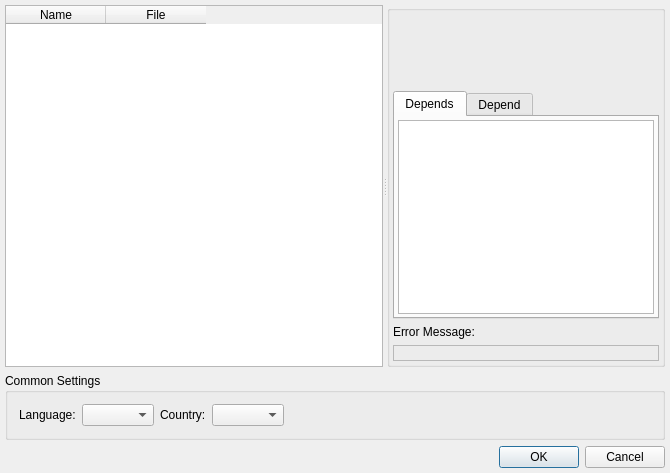
Qt form src/loader/setuppluginsdialog.ui (vacuum-im/vacuum-im) before a commit.
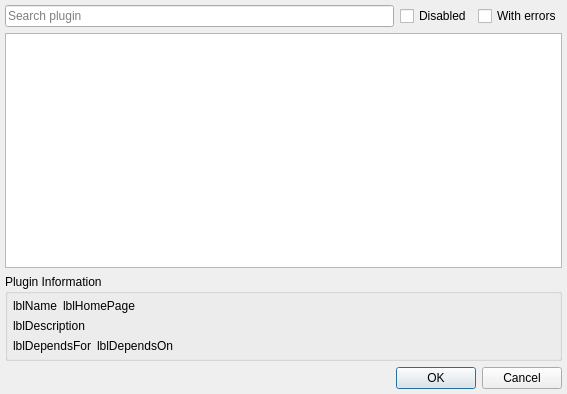
The same form after that commit. Custom widgets are drawn as their Qt base class.

Patch:
```diff
--- a/src/loader/setuppluginsdialog.ui
+++ b/src/loader/setuppluginsdialog.ui
@@ -6,38 +6,46 @@
    <rect>
     <x>0</x>
     <y>0</y>
-    <width>670</width>
-    <height>473</height>
+    <width>567</width>
+    <height>394</height>
    </rect>
   </property>
   <property name="windowTitle">
    <string>Setup Plugins</string>
   </property>
+  <layout class="QVBoxLayout" name="verticalLayout_3">
+   <property name="margin">
+    <number>5</number>
+   </property>
+   <item>
   <layout class="QVBoxLayout" name="verticalLayout_2">
-   <property name="margin">
-    <number>5</number>
-   </property>
+     <item>
+      <layout class="QHBoxLayout" name="horizontalLayout_3">
+       <item>
+        <widget class="SearchLineEdit" name="sleSearch">
+         <property name="placeholderText">
+          <string>Search plugin</string>
+         </property>
+        </widget>
+       </item>
    <item>
-    <widget class="QSplitter" name="splitter">
-     <property name="sizePolicy">
-      <sizepolicy hsizetype="Expanding" vsizetype="Expanding">
-       <horstretch>0</horstretch>
-       <verstretch>0</verstretch>
-      </sizepolicy>
-     </property>
-     <property name="orientation">
-      <enum>Qt::Horizontal</enum>
-     </property>
-     <property name="childrenCollapsible">
-      <bool>false</bool>
-     </property>
-     <widget class="QTableWidget" name="twtPlugins">
-      <property name="sizePolicy">
-       <sizepolicy hsizetype="MinimumExpanding" vsizetype="MinimumExpanding">
-        <horstretch>1</horstretch>
-        <verstretch>0</verstretch>
-       </sizepolicy>
-      </property>
+        <widget class="QCheckBox" name="chbDisabled">
+         <property name="text">
+          <string notr="true">Disabled</string>
+         </property>
+        </widget>
+       </item>
+       <item>
+        <widget class="QCheckBox" name="chbWithErrors">
+         <property name="text">
+          <string notr="true">With errors</string>
+         </property>
+        </widget>
+       </item>
+      </layout>
+     </item>
+     <item>
+      <widget class="QTableView" name="tbvPlugins">
       <property name="editTriggers">
        <set>QAbstractItemView::NoEditTriggers</set>
       </property>
@@ -45,56 +53,40 @@
        <enum>QAbstractItemView::SingleSelection</enum>
       </property>
       <property name="selectionBehavior">
-       <enum>QAbstractItemView::SelectRows</enum>
-      </property>
-      <property name="sortingEnabled">
-       <bool>true</bool>
-      </property>
-      <attribute name="horizontalHeaderHighlightSections">
+        <enum>QAbstractItemView::SelectItems</enum>
+       </property>
+       <attribute name="horizontalHeaderVisible">
        <bool>false</bool>
       </attribute>
       <attribute name="verticalHeaderVisible">
        <bool>false</bool>
       </attribute>
-      <attribute name="verticalHeaderVisible">
-       <bool>false</bool>
-      </attribute>
-      <attribute name="horizontalHeaderHighlightSections">
-       <bool>false</bool>
-      </attribute>
-      <column>
-       <property name="text">
-        <string>Name</string>
-       </property>
-      </column>
-      <column>
-       <property name="text">
-        <string>File</string>
-       </property>
-      </column>
-     </widget>
-     <widget class="QGroupBox" name="grbProperties">
-      <property name="sizePolicy">
-       <sizepolicy hsizetype="Preferred" vsizetype="Preferred">
-        <horstretch>0</horstretch>
-        <verstretch>0</verstretch>
-       </sizepolicy>
-      </property>
+      </widget>
+     </item>
+    </layout>
+   </item>
+   <item>
+    <widget class="QGroupBox" name="grbPluginInfo">
       <property name="title">
-       <string/>
+      <string>Plugin Information</string>
+     </property>
+     <property name="flat">
+      <bool>true</bool>
       </property>
       <layout class="QVBoxLayout" name="verticalLayout">
        <property name="margin">
-        <number>3</number>
-       </property>
+       <number>5</number>
+      </property>
+      <item>
+       <layout class="QHBoxLayout" name="horizontalLayout">
        <item>
         <widget class="QLabel" name="lblName">
+          <property name="text">
+           <string notr="true">lblName</string>
+          </property>
          <property name="textFormat">
           <enum>Qt::RichText</enum>
          </property>
-         <property name="wordWrap">
-          <bool>true</bool>
-         </property>
          <property name="textInteractionFlags">
           <set>Qt::LinksAccessibleByMouse|Qt::TextSelectableByKeyboard|Qt::TextSelectableByMouse</set>
          </property>
@@ -102,21 +94,33 @@
        </item>
        <item>
         <widget class="QLabel" name="lblHomePage">
+          <property name="text">
+           <string notr="true">lblHomePage</string>
+          </property>
          <property name="textFormat">
           <enum>Qt::RichText</enum>
          </property>
-         <property name="wordWrap">
-          <bool>true</bool>
-         </property>
-        </widget>
+         </widget>
+        </item>
+        <item>
+         <spacer name="horizontalSpacer">
+          <property name="orientation">
+           <enum>Qt::Horizontal</enum>
+          </property>
+          <property name="sizeHint" stdset="0">
+           <size>
+            <width>0</width>
+            <height>10</height>
+           </size>
+          </property>
+         </spacer>
+        </item>
+       </layout>
        </item>
        <item>
         <widget class="QLabel" name="lblDescription">
-         <property name="sizePolicy">
-          <sizepolicy hsizetype="Preferred" vsizetype="Expanding">
-           <horstretch>0</horstretch>
-           <verstretch>0</verstretch>
-          </sizepolicy>
+        <property name="text">
+         <string notr="true">lblDescription</string>
          </property>
          <property name="textFormat">
           <enum>Qt::PlainText</enum>
@@ -133,167 +137,41 @@
         </widget>
        </item>
        <item>
-        <widget class="QTabWidget" name="twtDependences">
-         <property name="sizePolicy">
-          <sizepolicy hsizetype="Preferred" vsizetype="Preferred">
-           <horstretch>0</horstretch>
-           <verstretch>0</verstretch>
-          </sizepolicy>
-         </property>
-         <property name="currentIndex">
-          <number>0</number>
-         </property>
-         <widget class="QWidget" name="tabDepends">
-          <attribute name="title">
-           <string>Depends</string>
-          </attribute>
-          <layout class="QVBoxLayout" name="verticalLayout_4">
-           <property name="margin">
-            <number>3</number>
-           </property>
-           <item>
-            <widget class="QListWidget" name="ltwDepends">
-             <property name="sizePolicy">
-              <sizepolicy hsizetype="Minimum" vsizetype="Minimum">
-               <horstretch>0</horstretch>
-               <verstretch>0</verstretch>
-              </sizepolicy>
-             </property>
-             <property name="editTriggers">
-              <set>QAbstractItemView::NoEditTriggers</set>
-             </property>
-             <property name="selectionMode">
-              <enum>QAbstractItemView::NoSelection</enum>
-             </property>
-             <property name="wordWrap">
-              <bool>true</bool>
-             </property>
-            </widget>
-           </item>
-          </layout>
-         </widget>
-         <widget class="QWidget" name="tabDepend">
-          <attribute name="title">
-           <string>Depend</string>
-          </attribute>
-          <layout class="QVBoxLayout" name="verticalLayout_3">
-           <property name="margin">
-            <number>3</number>
-           </property>
-           <item>
-            <widget class="QListWidget" name="ltwDepend">
-             <property name="sizePolicy">
-              <sizepolicy hsizetype="Minimum" vsizetype="Minimum">
-               <horstretch>0</horstretch>
-               <verstretch>0</verstretch>
-              </sizepolicy>
-             </property>
-             <property name="editTriggers">
-              <set>QAbstractItemView::NoEditTriggers</set>
-             </property>
-             <property name="selectionMode">
-              <enum>QAbstractItemView::NoSelection</enum>
-             </property>
-             <property name="wordWrap">
-              <bool>true</bool>
-             </property>
-            </widget>
-           </item>
-          </layout>
-         </widget>
-        </widget>
-       </item>
-       <item>
-        <widget class="QLabel" name="lblLabelError">
-         <property name="text">
-          <string>Error Message:</string>
-         </property>
-         <property name="textFormat">
-          <enum>Qt::PlainText</enum>
-         </property>
-        </widget>
-       </item>
-       <item>
-        <widget class="QLabel" name="lblError">
-         <property name="frameShape">
-          <enum>QFrame::StyledPanel</enum>
-         </property>
-         <property name="frameShadow">
-          <enum>QFrame::Sunken</enum>
-         </property>
-         <property name="textFormat">
-          <enum>Qt::PlainText</enum>
-         </property>
-         <property name="alignment">
-          <set>Qt::AlignCenter</set>
-         </property>
-         <property name="wordWrap">
-          <bool>true</bool>
-         </property>
-         <property name="textInteractionFlags">
-          <set>Qt::LinksAccessibleByMouse|Qt::TextSelectableByKeyboard|Qt::TextSelectableByMouse</set>
-         </property>
-        </widget>
-       </item>
-      </layout>
-     </widget>
-    </widget>
-   </item>
-   <item>
-    <widget class="QGroupBox" name="grbCommon">
-     <property name="title">
-      <string>Common Settings</string>
-     </property>
      <layout class="QHBoxLayout" name="horizontalLayout_2">
       <item>
        <widget class="QLabel" name="lblLanguage">
         <property name="text">
-         <string>Language:</string>
+           <string notr="true">lblDependsFor</string>
         </property>
         <property name="textFormat">
-         <enum>Qt::PlainText</enum>
-        </property>
-        <property name="buddy">
-         <cstring>cmbLanguage</cstring>
-        </property>
+           <enum>Qt::RichText</enum>
+          </property>
        </widget>
       </item>
       <item>
-       <widget class="QComboBox" name="cmbLanguage">
-        <property name="sizeAdjustPolicy">
-         <enum>QComboBox::AdjustToContents</enum>
-        </property>
-       </widget>
-      </item>
-      <item>
-       <widget class="QLabel" name="lblCountry">
+         <widget class="QLabel" name="lblDependsOn">
         <property name="text">
-         <string>Country:</string>
+           <string notr="true">lblDependsOn</string>
         </property>
         <property name="textFormat">
-         <enum>Qt::PlainText</enum>
+           <enum>Qt::RichText</enum>
         </property>
        </widget>
       </item>
       <item>
-       <widget class="QComboBox" name="cmbCountry">
-        <property name="sizeAdjustPolicy">
-         <enum>QComboBox::AdjustToContents</enum>
-        </property>
-       </widget>
-      </item>
-      <item>
-       <spacer name="hsrCommonHSpacer">
+         <spacer name="horizontalSpacer_2">
         <property name="orientation">
          <enum>Qt::Horizontal</enum>
         </property>
         <property name="sizeHint" stdset="0">
          <size>
-          <width>40</width>
-          <height>20</height>
+            <width>0</width>
+            <height>10</height>
          </size>
         </property>
        </spacer>
+        </item>
+       </layout>
       </item>
      </layout>
     </widget>
@@ -308,6 +186,13 @@
   </layout>
  </widget>
  <layoutdefault spacing="6" margin="11"/>
+ <customwidgets>
+  <customwidget>
+   <class>SearchLineEdit</class>
+   <extends>QLineEdit</extends>
+   <header location="global">utils/searchlineedit.h</header>
+  </customwidget>
+ </customwidgets>
  <tabstops>
   <tabstop>twtPlugins</tabstop>
   <tabstop>cmbLanguage</tabstop>
```
Left out of the diff: 5 changed lines with no effect on the pictures. Lines whose indentation alone changed are shown as unchanged.
